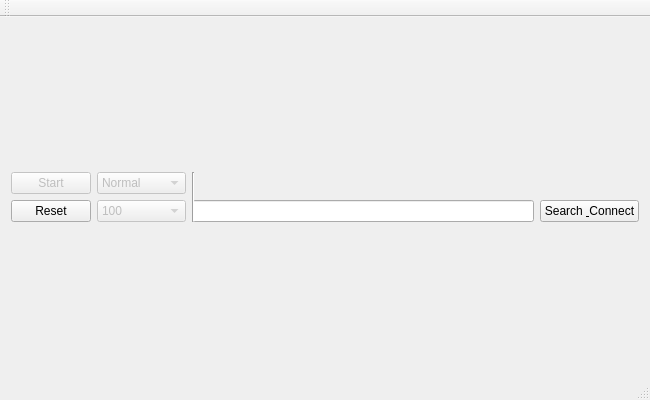
First picture: the form in QWT500/qwt500widget.ui, repository NilsMinor/QWT500, before the edit.
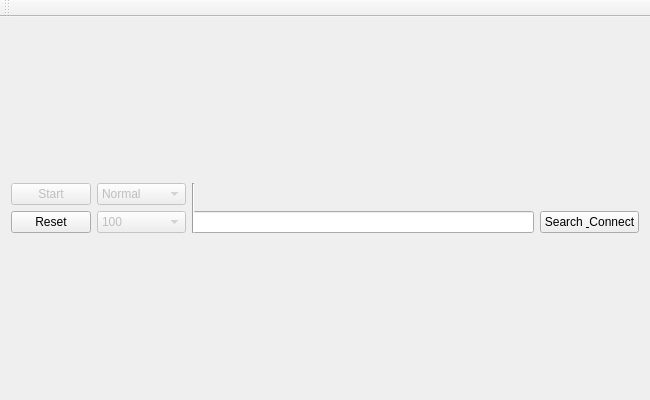
Second picture: the form after the edit.

```diff
--- a/QWT500/qwt500widget.ui
+++ b/QWT500/qwt500widget.ui
@@ -131,7 +131,6 @@
     <bool>false</bool>
    </attribute>
   </widget>
-  <widget class="QStatusBar" name="statusBar"/>
  </widget>
  <layoutdefault spacing="6" margin="11"/>
  <resources/>
```
Left out of the diff: 24 changed lines with no effect on the pictures.
